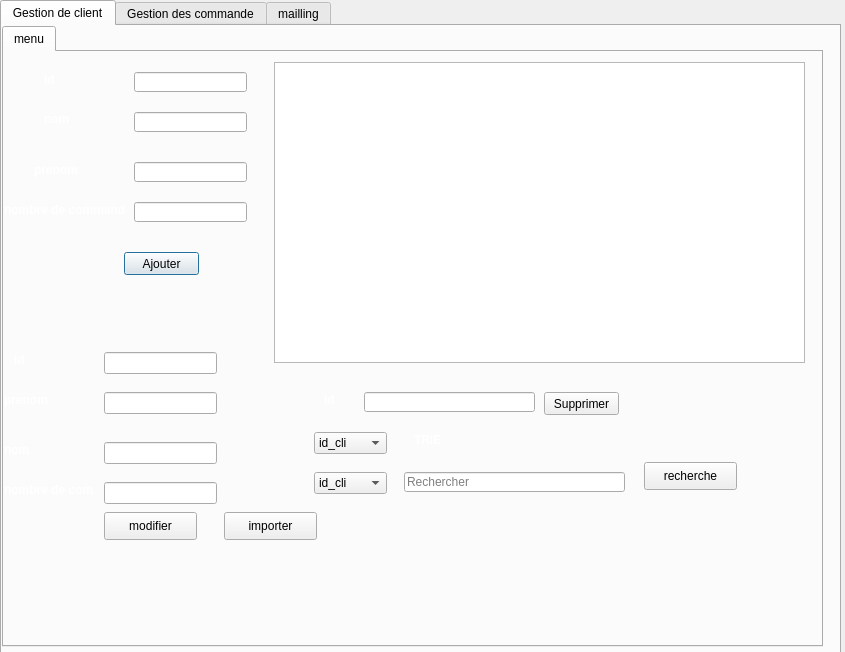
This is gestion_client/clicom.ui in taiefhilali/THE_MUNCH_CULTURE as Qt 5 draws it before an edit. The edited form follows.
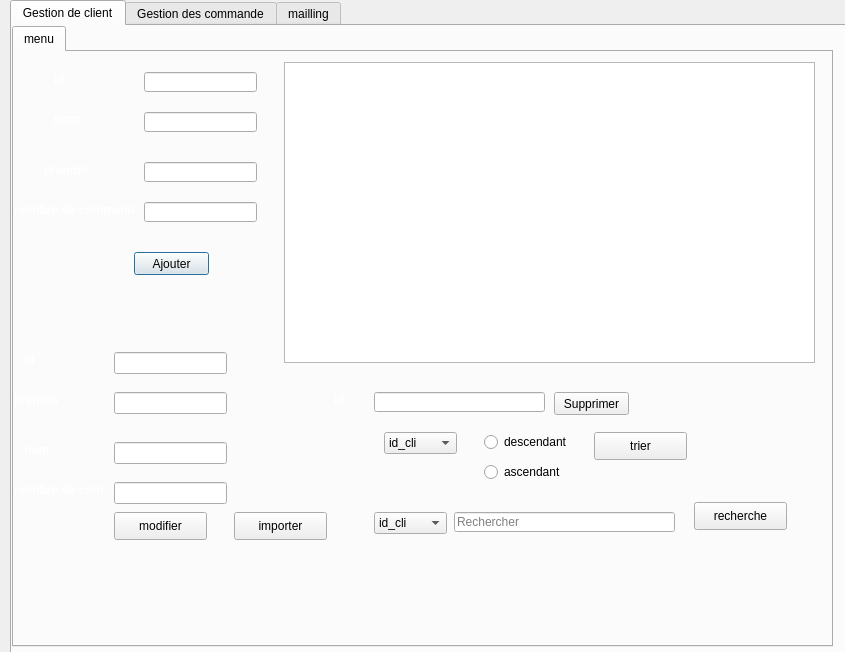
This is the edited form. The open tabs and pages were chosen to show the change. Icons and pictures are not drawn.

The edit to the form file:
```diff
--- a/gestion_client/clicom.ui
+++ b/gestion_client/clicom.ui
@@ -16,7 +16,7 @@
   <widget class="QTabWidget" name="temprature">
    <property name="geometry">
     <rect>
-     <x>0</x>
+     <x>10</x>
      <y>0</y>
      <width>841</width>
      <height>701</height>
@@ -213,8 +213,8 @@
       <widget class="QPushButton" name="push_recherche_3">
        <property name="geometry">
         <rect>
-         <x>640</x>
-         <y>410</y>
+         <x>680</x>
+         <y>450</y>
          <width>93</width>
          <height>28</height>
         </rect>
@@ -226,8 +226,8 @@
       <widget class="QLineEdit" name="le_recherche_3">
        <property name="geometry">
         <rect>
-         <x>400</x>
-         <y>420</y>
+         <x>440</x>
+         <y>460</y>
          <width>221</width>
          <height>20</height>
         </rect>
@@ -265,7 +265,7 @@
       <widget class="QLabel" name="label_7">
        <property name="geometry">
         <rect>
-         <x>0</x>
+         <x>10</x>
          <y>390</y>
          <width>56</width>
          <height>16</height>
@@ -344,7 +344,7 @@
       <widget class="QComboBox" name="trie">
        <property name="geometry">
         <rect>
-         <x>310</x>
+         <x>370</x>
          <y>380</y>
          <width>73</width>
          <height>22</height>
@@ -371,24 +371,11 @@
         </property>
        </item>
       </widget>
-      <widget class="QLabel" name="label_9">
-       <property name="geometry">
-        <rect>
-         <x>410</x>
-         <y>380</y>
-         <width>56</width>
-         <height>16</height>
-        </rect>
-       </property>
-       <property name="text">
-        <string>&lt;html&gt;&lt;head/&gt;&lt;body&gt;&lt;p&gt;&lt;span style=&quot; font-weight:600; color:#ffffff;&quot;&gt;TRIE&lt;/span&gt;&lt;/p&gt;&lt;/body&gt;&lt;/html&gt;</string>
-       </property>
-      </widget>
       <widget class="QComboBox" name="rechercher_cli">
        <property name="geometry">
         <rect>
-         <x>310</x>
-         <y>420</y>
+         <x>360</x>
+         <y>460</y>
          <width>73</width>
          <height>22</height>
         </rect>
@@ -451,6 +438,45 @@
         <string>importer</string>
        </property>
       </widget>
+      <widget class="QRadioButton" name="desc">
+       <property name="geometry">
+        <rect>
+         <x>470</x>
+         <y>380</y>
+         <width>97</width>
+         <height>20</height>
+        </rect>
+       </property>
+       <property name="text">
+        <string>descendant</string>
+       </property>
+      </widget>
+      <widget class="QRadioButton" name="asc">
+       <property name="geometry">
+        <rect>
+         <x>470</x>
+         <y>410</y>
+         <width>97</width>
+         <height>20</height>
+        </rect>
+       </property>
+       <property name="text">
+        <string>ascendant</string>
+       </property>
+      </widget>
+      <widget class="QPushButton" name="trierClient">
+       <property name="geometry">
+        <rect>
+         <x>580</x>
+         <y>380</y>
+         <width>93</width>
+         <height>28</height>
+        </rect>
+       </property>
+       <property name="text">
+        <string>trier</string>
+       </property>
+      </widget>
       <zorder>label_23</zorder>
       <zorder>label</zorder>
       <zorder>label_2</zorder>
```
Left out of the diff: 70 changed lines with no effect on the pictures.
